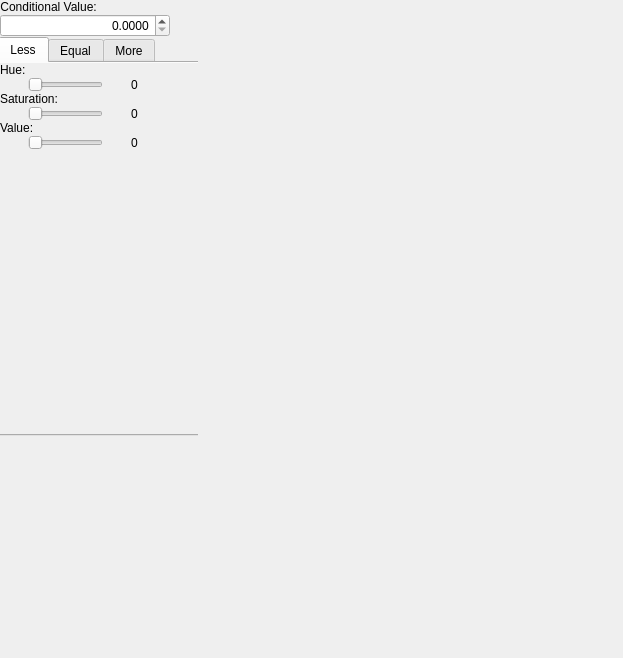
First picture: the form in conditionalcolordialog.ui, repository Airels/ihm-tabs, before the edit.
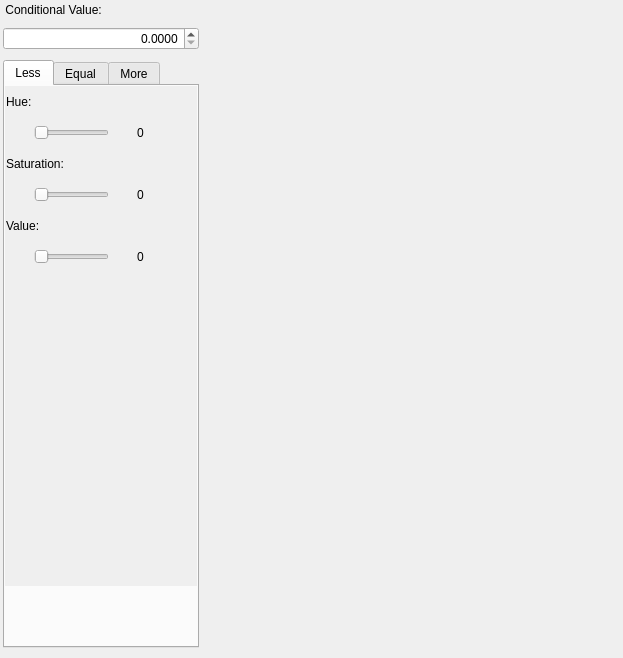
Second picture: the form after the edit.

```diff
--- a/conditionalcolordialog.ui
+++ b/conditionalcolordialog.ui
@@ -13,15 +13,21 @@
   <property name="windowTitle">
    <string>Dialog</string>
   </property>
+  <layout class="QVBoxLayout" name="verticalLayout">
+   <property name="leftMargin">
+    <number>1</number>
+   </property>
+   <property name="topMargin">
+    <number>1</number>
+   </property>
+   <property name="rightMargin">
+    <number>1</number>
+   </property>
+   <property name="bottomMargin">
+    <number>1</number>
+   </property>
+   <item>
   <widget class="QScrollArea" name="scrollArea_3">
-   <property name="geometry">
-    <rect>
-     <x>-2</x>
-     <y>0</y>
-     <width>200</width>
-     <height>500</height>
-    </rect>
-   </property>
    <property name="maximumSize">
     <size>
      <width>200</width>
@@ -43,7 +49,7 @@
       <x>0</x>
       <y>0</y>
       <width>200</width>
-      <height>500</height>
+        <height>656</height>
      </rect>
     </property>
     <property name="sizePolicy">
@@ -52,15 +58,17 @@
       <verstretch>0</verstretch>
      </sizepolicy>
     </property>
-    <widget class="QWidget" name="verticalLayoutWidget_6">
-     <property name="geometry">
-      <rect>
-       <x>0</x>
-       <y>0</y>
-       <width>234</width>
-       <height>436</height>
-      </rect>
-     </property>
+      <layout class="QVBoxLayout" name="verticalLayout_4">
+       <property name="leftMargin">
+        <number>2</number>
+       </property>
+       <property name="topMargin">
+        <number>2</number>
+       </property>
+       <property name="rightMargin">
+        <number>2</number>
+       </property>
+       <item>
      <layout class="QVBoxLayout" name="verticalLayout_6">
       <property name="spacing">
        <number>0</number>
@@ -70,34 +78,21 @@
         <property name="rightMargin">
          <number>0</number>
         </property>
-        <property name="spacing">
+           <property name="horizontalSpacing">
          <number>0</number>
         </property>
+           <property name="verticalSpacing">
+            <number>10</number>
+           </property>
         <item row="1" column="0">
          <layout class="QHBoxLayout" name="horizontalLayout">
           <property name="spacing">
            <number>0</number>
           </property>
-          <item>
-           <spacer name="horizontalSpacer_2">
-            <property name="orientation">
-             <enum>Qt::Horizontal</enum>
-            </property>
-            <property name="sizeType">
-             <enum>QSizePolicy::Fixed</enum>
-            </property>
-            <property name="sizeHint" stdset="0">
-             <size>
-              <width>2</width>
-              <height>20</height>
-             </size>
-            </property>
-           </spacer>
-          </item>
           <item>
            <widget class="QDoubleSpinBox" name="_valueBox">
             <property name="sizePolicy">
-             <sizepolicy hsizetype="Expanding" vsizetype="Fixed">
+                <sizepolicy hsizetype="MinimumExpanding" vsizetype="Fixed">
               <horstretch>0</horstretch>
               <verstretch>0</verstretch>
              </sizepolicy>
@@ -113,22 +108,6 @@
             </property>
            </widget>
           </item>
-          <item>
-           <spacer name="horizontalSpacer">
-            <property name="orientation">
-             <enum>Qt::Horizontal</enum>
-            </property>
-            <property name="sizeType">
-             <enum>QSizePolicy::Fixed</enum>
-            </property>
-            <property name="sizeHint" stdset="0">
-             <size>
-              <width>62</width>
-              <height>20</height>
-             </size>
-            </property>
-           </spacer>
-          </item>
          </layout>
         </item>
         <item row="2" column="0">
@@ -187,7 +166,7 @@
                <rect>
                 <x>0</x>
                 <y>0</y>
-                <width>211</width>
+                   <width>213</width>
                 <height>436</height>
                </rect>
               </property>
@@ -323,14 +302,14 @@
                    </property>
                    <property name="minimumSize">
                     <size>
-                     <width>25</width>
-                     <height>300</height>
+                        <width>200</width>
+                        <height>250</height>
                     </size>
                    </property>
                    <property name="maximumSize">
                     <size>
                      <width>200</width>
-                     <height>16777215</height>
+                        <height>250</height>
                     </size>
                    </property>
                    <property name="autoFillBackground">
@@ -350,7 +329,7 @@
                     <number>0</number>
                    </property>
                    <property name="bottomMargin">
-                    <number>7</number>
+                       <number>0</number>
                    </property>
                    <item>
                     <widget class="QSlider" name="_valueSlider_min">
@@ -961,9 +940,12 @@
        </layout>
       </item>
      </layout>
-    </widget>
-   </widget>
-  </widget>
+       </item>
+      </layout>
+     </widget>
+    </widget>
+   </item>
+  </layout>
  </widget>
  <resources/>
  <connections>
```
Left out of the diff: 8 changed lines with no effect on the pictures. Lines whose indentation alone changed are shown as unchanged.
